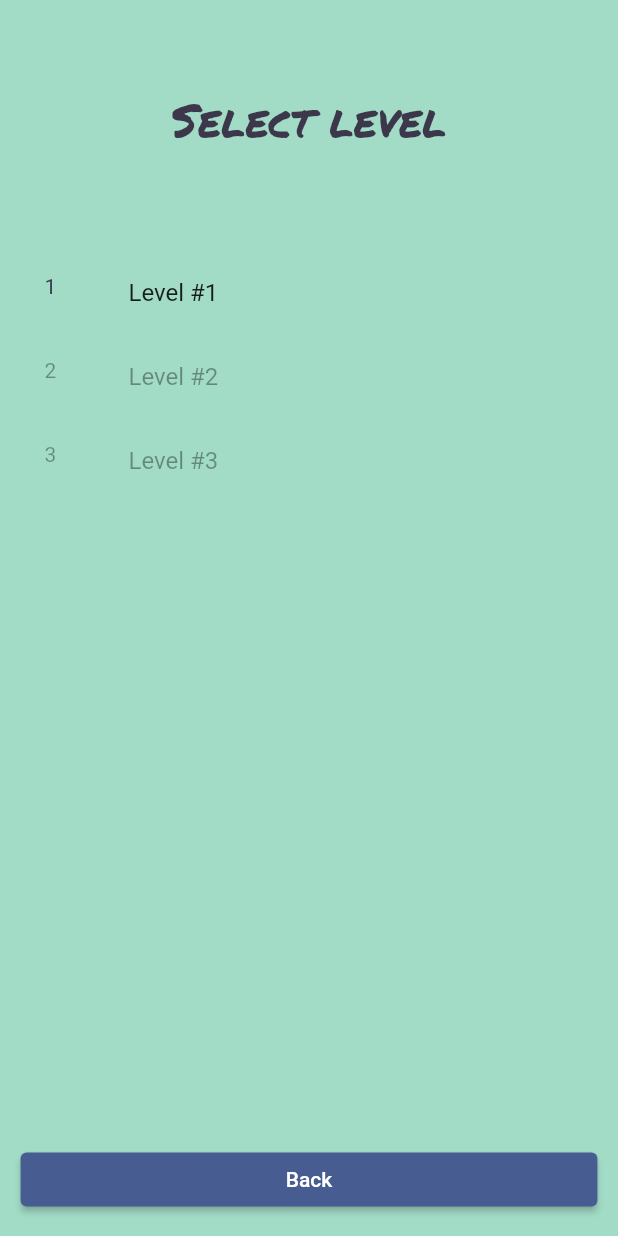
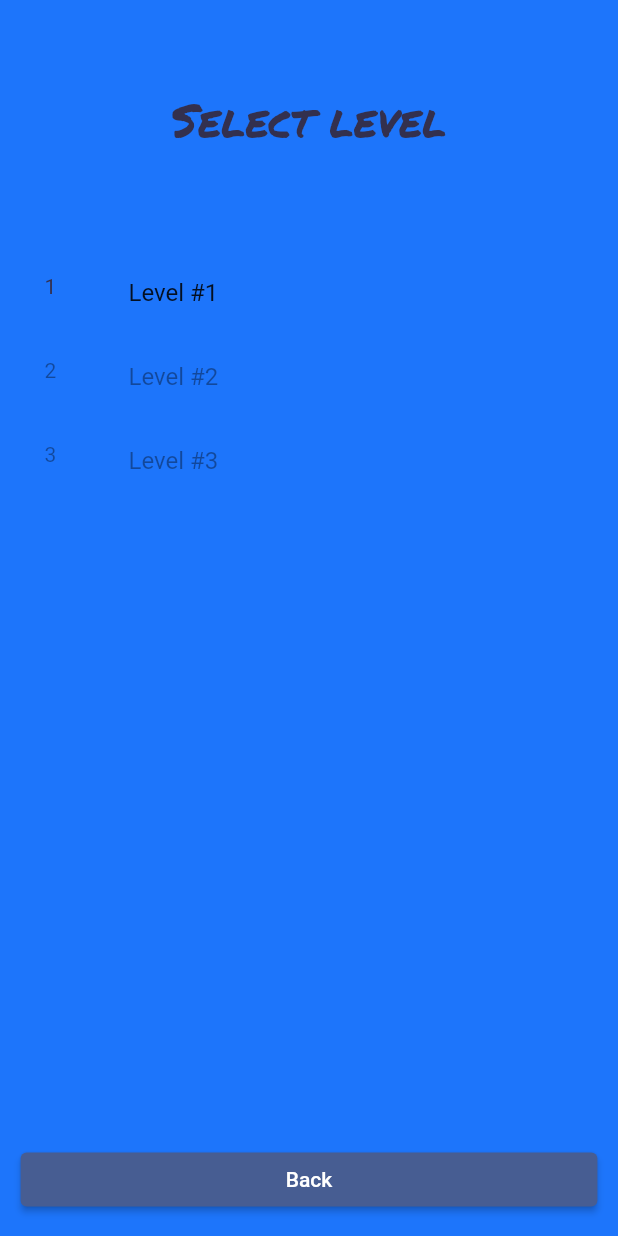
Before and after one commit to cybaker/Steroids, a Flutter app: the screen it shows after launch, after a tap on "Play", on a phone screen of 412 x 824 dp. Run offline on Flutter 3.47's test engine with Material 2 defaults, Android fonts, the phone set to English and light mode, and no system bars; our stand-ins replace audioplayers, firebase_core, firebase_crashlytics, go_router, google_mobile_ads, in_app_purchase and 1 more; missing offline and left inert: flame, flame_audio, games_services; accounts and stored records are empty.

```diff
--- a/lib/src/audio/audio_controller.dart
+++ b/lib/src/audio/audio_controller.dart
@@ -84,7 +84,7 @@ class AudioController {
 
   /// Enables the [AudioController] to track changes to settings.
   /// Namely, when any of [SettingsController.muted],
-  /// [SettingsController.musicOn] or [SettingsController.soundsOn] changes,
+  /// [SettingsController.backgroundMusicOn] or [SettingsController.soundsOn] changes,
   /// the audio controller will act accordingly.
   void attachSettings(SettingsController settingsController) {
     if (_settings == settingsController) {
@@ -96,7 +96,7 @@ class AudioController {
     final oldSettings = _settings;
     if (oldSettings != null) {
       oldSettings.muted.removeListener(_mutedHandler);
-      oldSettings.musicOn.removeListener(_musicOnHandler);
+      oldSettings.backgroundMusicOn.removeListener(_musicOnHandler);
       oldSettings.soundsOn.removeListener(_soundsOnHandler);
     }
 
@@ -104,10 +104,10 @@ class AudioController {
 
     // Add handlers to the new settings controller
     settingsController.muted.addListener(_mutedHandler);
-    settingsController.musicOn.addListener(_musicOnHandler);
+    settingsController.backgroundMusicOn.addListener(_musicOnHandler);
     settingsController.soundsOn.addListener(_soundsOnHandler);
 
-    if (!settingsController.muted.value && settingsController.musicOn.value) {
+    if (!settingsController.muted.value && settingsController.backgroundMusicOn.value) {
       _startMusic();
     }
   }
@@ -174,7 +174,7 @@ class AudioController {
         _stopAllSound();
         break;
       case AppLifecycleState.resumed:
-        if (!_settings!.muted.value && _settings!.musicOn.value) {
+        if (!_settings!.muted.value && _settings!.backgroundMusicOn.value) {
           _resumeMusic();
         }
         break;
@@ -185,7 +185,7 @@ class AudioController {
   }
 
   void _musicOnHandler() {
-    if (_settings!.musicOn.value) {
+    if (_settings!.backgroundMusicOn.value) {
       // Music got turned on.
       if (!_settings!.muted.value) {
         _resumeMusic();
@@ -202,7 +202,7 @@ class AudioController {
       _stopAllSound();
     } else {
       // All sound just got un-muted.
-      if (_settings!.musicOn.value) {
+      if (_settings!.backgroundMusicOn.value) {
         _resumeMusic();
       }
     }
--- a/lib/src/game/components/asteroid.dart
+++ b/lib/src/game/components/asteroid.dart
@@ -5,7 +5,7 @@ import 'package:flame/collisions.dart';
 import 'package:flame/components.dart';
 import 'package:flame/palette.dart';
 
-import '../model/Sounds.dart';
+import '../model/sounds.dart';
 import '../model/asteroid_factory.dart';
 import '../steroids.dart';
 
--- a/lib/src/game/components/background_sound.dart
+++ b/lib/src/game/components/background_sound.dart
@@ -1,6 +1,6 @@
 import 'package:flame/components.dart';
 
-import '../model/Sounds.dart';
+import '../model/sounds.dart';
 import '../steroids.dart';
 
 class BackgroundSound extends Component with HasGameRef<Steroids> {
--- a/lib/src/game/model/Sounds.dart
+++ b/lib/src/game/model/sounds.dart
@@ -16,6 +16,8 @@ class Sounds {
     final assets = await rootBundle.loadString('AssetManifest.json');
     var json = jsonDecode(assets) as Map<String, dynamic>;
     final List<String> soundFiles = json.keys.where((element) => element.endsWith('.wav')).toList();
+
+    await FlameAudio.audioCache.load('thrust.wav');
 
     await FlameAudio.audioCache.loadAll(soundFiles);
   }
--- a/lib/src/game/player/player_component.dart
+++ b/lib/src/game/player/player_component.dart
@@ -14,7 +14,7 @@ import '../station/station_component.dart';
 import '../steroids.dart';
 import '../components/asteroid.dart';
 import '../components/powerup.dart';
-import '../model/Sounds.dart';
+import '../model/sounds.dart';
 
 class PlayerPowerUp extends SpriteComponent with HasGameRef<Steroids> {
   PlayerPowerUp({
--- a/lib/src/game/station/station_component.dart
+++ b/lib/src/game/station/station_component.dart
@@ -2,7 +2,7 @@ import 'package:flame/collisions.dart';
 import 'package:flame/components.dart';
 import 'package:flutter/foundation.dart';
 
-import '../model/Sounds.dart';
+import '../model/sounds.dart';
 import '../steroids.dart';
 
 ///
--- a/lib/src/main_menu/main_menu_screen.dart
+++ b/lib/src/main_menu/main_menu_screen.dart
@@ -30,13 +30,14 @@ class MainMenuScreen extends StatelessWidget {
         squarishMainArea: Center(
           child: Transform.rotate(
             angle: -0.1,
-            child: const Text(
-              'Flutter Game Template!',
+            child: Text(
+              'Steroids',
               textAlign: TextAlign.center,
               style: TextStyle(
                 fontFamily: 'Permanent Marker',
-                fontSize: 55,
+                fontSize: 78,
                 height: 1,
+                color: palette.darkPen,
               ),
             ),
           ),
@@ -88,8 +89,6 @@ class MainMenuScreen extends StatelessWidget {
               ),
             ),
             _gap,
-            const Text('Music by Mr Smith'),
-            _gap,
           ],
         ),
       ),
@@ -119,5 +118,5 @@ class MainMenuScreen extends StatelessWidget {
     );
   }
 
-  static const _gap = SizedBox(height: 10);
+  static const _gap = SizedBox(height: 20);
 }
--- a/lib/src/settings/settings.dart
+++ b/lib/src/settings/settings.dart
@@ -6,7 +6,7 @@ import 'package:flutter/foundation.dart';
 
 import 'persistence/settings_persistence.dart';
 
-/// An class that holds settings like [playerName] or [musicOn],
+/// An class that holds settings like [playerName] or [backgroundMusicOn],
 /// and saves them to an injected persistence store.
 class SettingsController {
   final SettingsPersistence _persistence;
@@ -19,7 +19,7 @@ class SettingsController {
 
   ValueNotifier<bool> soundsOn = ValueNotifier(false);
 
-  ValueNotifier<bool> musicOn = ValueNotifier(false);
+  ValueNotifier<bool> backgroundMusicOn = ValueNotifier(false);
 
   /// Creates a new instance of [SettingsController] backed by [persistence].
   SettingsController({required SettingsPersistence persistence})
@@ -35,7 +35,7 @@ class SettingsController {
           .getMuted(defaultValue: kIsWeb)
           .then((value) => muted.value = value),
       _persistence.getSoundsOn().then((value) => soundsOn.value = value),
-      _persistence.getMusicOn().then((value) => musicOn.value = value),
+      _persistence.getMusicOn().then((value) => backgroundMusicOn.value = value),
       _persistence.getPlayerName().then((value) => playerName.value = value),
     ]);
   }
@@ -46,8 +46,8 @@ class SettingsController {
   }
 
   void toggleMusicOn() {
-    musicOn.value = !musicOn.value;
-    _persistence.saveMusicOn(musicOn.value);
+    backgroundMusicOn.value = !backgroundMusicOn.value;
+    _persistence.saveMusicOn(backgroundMusicOn.value);
   }
 
   void toggleMuted() {
--- a/lib/src/settings/settings_screen.dart
+++ b/lib/src/settings/settings_screen.dart
@@ -51,7 +51,7 @@ class SettingsScreen extends StatelessWidget {
               ),
             ),
             ValueListenableBuilder<bool>(
-              valueListenable: settings.musicOn,
+              valueListenable: settings.backgroundMusicOn,
               builder: (context, musicOn, child) => _SettingsLine(
                 'Music',
                 Icon(musicOn ? Icons.music_note : Icons.music_off),
--- a/lib/src/style/palette.dart
+++ b/lib/src/style/palette.dart
@@ -23,14 +23,14 @@ import 'package:flutter/material.dart';
 /// we could allow players to customize colors, for example,
 /// or even get the colors from the network.
 class Palette {
-  Color get pen => const Color(0xff1d75fb);
+  Color get pen => Color(0xff1d75fb);
   Color get darkPen => const Color(0xFF0050bc);
   Color get redPen => const Color(0xFFd10841);
   Color get inkFullOpacity => const Color(0xff352b42);
   Color get ink => const Color(0xee352b42);
-  Color get backgroundMain => const Color(0xffffffd1);
-  Color get backgroundLevelSelection => const Color(0xffa2dcc7);
-  Color get backgroundPlaySession => const Color(0xffffebb5);
+  Color get backgroundMain => const Color(0x22222222);
+  Color get backgroundLevelSelection => const Color(0xff1d75fb);
+  Color get backgroundPlaySession => const Color(0x22222222);
   Color get background4 => const Color(0xffffd7ff);
   Color get backgroundSettings => const Color(0xffbfc8e3);
   Color get trueWhite => const Color(0xffffffff);
```
Also changed, not shown: lib/src/game/player/player_view.dart (+12 -4 lines).
